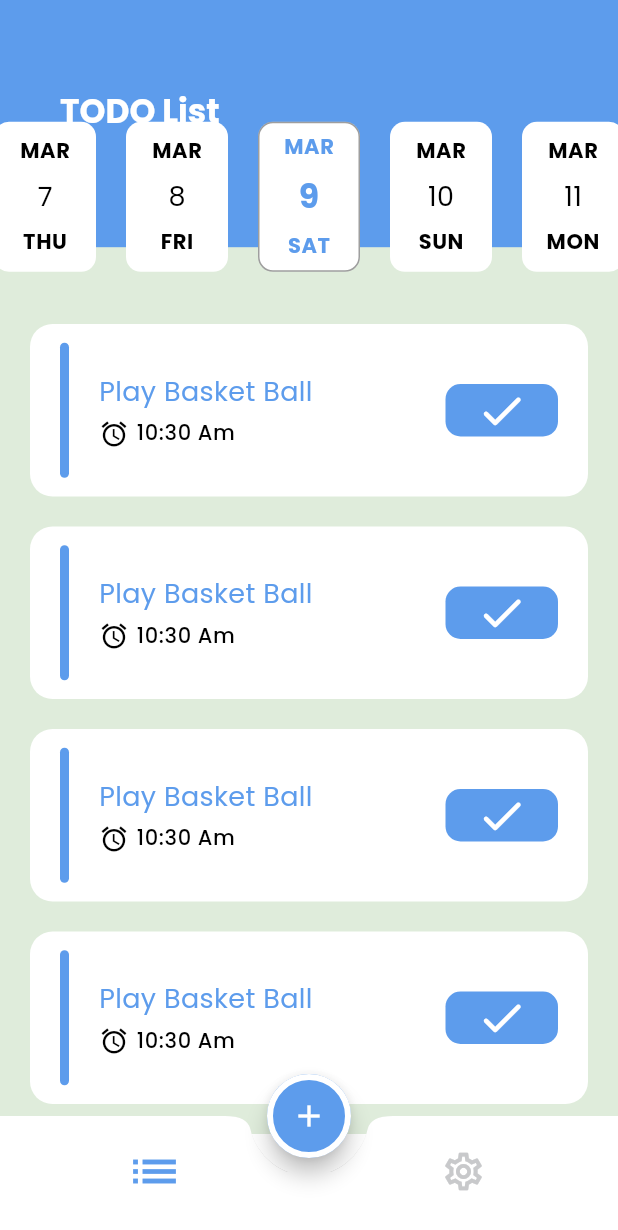
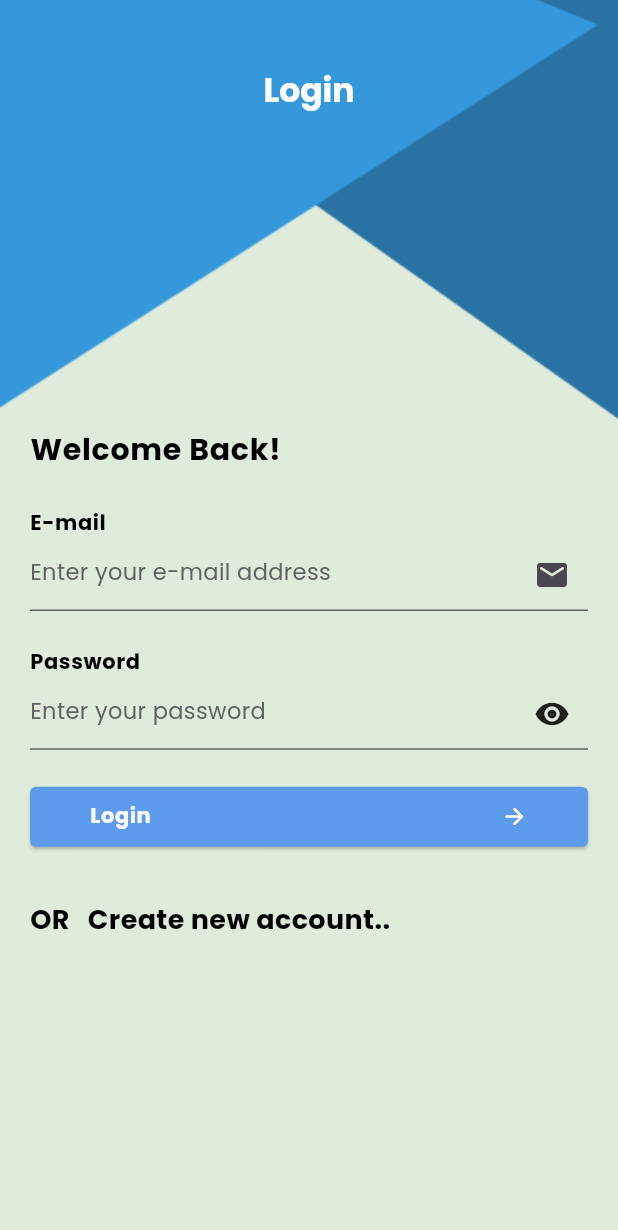
Before and after one commit to NoRecpect/todo_app_c10, a Flutter app: the screen it shows after launch, on a phone screen of 412 x 824 dp. Shown: the top 1230 px of the screen. Run offline on Flutter 3.47's test engine with Material 3 defaults, Android fonts, the phone set to English and light mode, and no system bars; drawn by our look-alikes of easy_date_timeline; our stand-ins replace animated_custom_dropdown; generated files the repository leaves out were written again.

```diff
--- a/lib/config/constants/app_theme_manager.dart
+++ b/lib/core/config/app_theme_manager.dart
@@ -1,9 +1,17 @@
 import 'package:flutter/material.dart';
 
 class ApplicationThemeManager {
-  static const Color primaryColor =  Color(0XFF5D9CEC);
+  static const Color primaryColor = Color(0XFF5D9CEC);
   static ThemeData lightTheme = ThemeData(
     scaffoldBackgroundColor: const Color(0XFFDFECDB),
+    appBarTheme: const AppBarTheme(
+        backgroundColor: Colors.transparent,
+        elevation: 0,
+        centerTitle: true,
+        toolbarHeight: 120,
+        iconTheme: IconThemeData(
+          color: Colors.white,
+        )),
     bottomAppBarTheme: const BottomAppBarTheme(
       padding: EdgeInsets.zero,
       elevation: 0,
@@ -65,6 +73,15 @@ class ApplicationThemeManager {
   );
   static ThemeData darkTheme = ThemeData(
     scaffoldBackgroundColor: const Color(0XFF060E1E),
+    appBarTheme: const AppBarTheme(
+      backgroundColor: Colors.transparent,
+      elevation: 0,
+      centerTitle: true,
+      toolbarHeight: 120,
+      iconTheme: IconThemeData(
+        color: Color(0XFF060E1E),
+      ),
+    ),
     bottomAppBarTheme: const BottomAppBarTheme(
       padding: EdgeInsets.zero,
       elevation: 0,
@@ -109,7 +126,7 @@ class ApplicationThemeManager {
         color: Colors.white,
       ),
       bodyMedium:
-      TextStyle(fontFamily: "Poppins", fontSize: 18, color: Colors.white),
+          TextStyle(fontFamily: "Poppins", fontSize: 18, color: Colors.white),
       bodySmall: TextStyle(
         fontFamily: "Poppins",
         fontSize: 14,
--- /dev/null
+++ b/lib/core/config/constants.dart
@@ -0,0 +1,3 @@
+class Constants{
+
+}
--- /dev/null
+++ b/lib/core/widgets/custom_text_field.dart
@@ -0,0 +1,147 @@
+import 'package:flutter/material.dart';
+import 'package:flutter/services.dart';
+import 'package:todo_app/core/config/app_theme_manager.dart';
+
+class CustomTextField extends StatefulWidget {
+  final TextEditingController? controller;
+  final bool? isPassword;
+  final String? hint;
+  final bool? enabled;
+  final int? maxLines, minLines, maxLength;
+  final String? obscuringCharacter, value;
+  final String? Function(String?)? onValidate;
+  final void Function(String?)? onChanged, onFieldSubmitted, onSaved;
+  final void Function()? onEditingComplete, onTap;
+  final TextInputType? keyboardType;
+  final List<TextInputFormatter>? inputFormatters;
+  final Widget? suffixWidget, prefixIcon;
+  final IconData? icon;
+  final TextInputAction? action;
+  final FocusNode? focusNode;
+  final Color? hintColor;
+
+  const CustomTextField({
+    super.key,
+    this.controller,
+    this.isPassword,
+    this.hint,
+    this.enabled,
+    this.obscuringCharacter = "*",
+    this.value,
+    this.onValidate,
+    this.onChanged,
+    this.onFieldSubmitted,
+    this.onEditingComplete,
+    this.onSaved,
+    this.onTap,
+    this.maxLines,
+    this.minLines,
+    this.maxLength,
+    this.keyboardType,
+    this.inputFormatters,
+    this.suffixWidget,
+    this.icon,
+    this.prefixIcon,
+    this.action,
+    this.focusNode,
+    this.hintColor = Colors.white,
+
+  });
+
+  @override
+  State<CustomTextField> createState() => _CustomTextFieldState();
+}
+
+class _CustomTextFieldState extends State<CustomTextField> {
+  bool obscureText = true;
+
+  @override
+  Widget build(BuildContext context) {
+    var theme = Theme.of(context);
+    return TextFormField(
+      controller: widget.controller,
+      initialValue: widget.value,
+      validator: widget.onValidate,
+      onChanged: widget.onChanged,
+      onEditingComplete: widget.onEditingComplete,
+      onFieldSubmitted: widget.onFieldSubmitted,
+      onSaved: widget.onSaved,
+      onTap: widget.onTap,
+      maxLines: widget.maxLines,
+      minLines: widget.minLines,
+      maxLength: widget.maxLength,
+      obscureText: widget.isPassword ?? false ? obscureText : false,
+      obscuringCharacter: widget.obscuringCharacter!,
+      keyboardType: widget.keyboardType,
+      inputFormatters: widget.inputFormatters,
+      enabled: widget.enabled,
+      style: theme.textTheme.bodyMedium?.copyWith(fontWeight:FontWeight.w400,color: Colors.black),
+      autovalidateMode: AutovalidateMode.onUserInteraction,
+      textInputAction: widget.action ?? TextInputAction.done,
+      focusNode: widget.focusNode,
+      decoration: InputDecoration(
+        suffixIcon: widget.isPassword ?? false
+            ? InkWell(
+          onTap: () {
+            setState(() {
+              // true = false
+              obscureText = !obscureText;
+            });
+          },
+          child: Icon(
+            obscureText ? Icons.visibility : Icons.visibility_off,
+             color: Colors.black87,
+          ),
+        )
+            : widget.suffixWidget,
+        prefixIcon: widget.prefixIcon,
+        hintText: widget.hint,
+        hintStyle: TextStyle(fontSize: 15, color: widget.hintColor),
+        counterText: "",
+
+        border:  UnderlineInputBorder(
+            borderRadius:BorderRadius.circular(10),
+          borderSide: BorderSide(
+            width: 1,
+            color: Colors.grey.shade500
+
+          )
+
+
+        ),
+
+        // suffix: isPass widget.suffixWidget,
+        // contentPadding: const EdgeInsets.only(top: 5,left: 5, right: 5),
+
+        disabledBorder: UnderlineInputBorder(
+          borderSide: BorderSide(
+            color: Colors.grey.shade400,
+            width: 1,
+          ),
+        ),
+        focusedBorder: UnderlineInputBorder(
+          borderRadius: BorderRadius.circular(10),
+          borderSide: const BorderSide(
+            color:ApplicationThemeManager.primaryColor,
+            width:3,
+          ),
+        ),
+        enabledBorder: UnderlineInputBorder(
+          borderSide: BorderSide(
+            color: Colors.grey.shade700,
+            width: 1,
+          ),
+        ),
+        errorStyle: const TextStyle(color: Colors.deepOrangeAccent, fontWeight: FontWeight.w400,),
+        errorMaxLines: 6,
+        errorBorder: UnderlineInputBorder(
+          borderRadius: BorderRadius.circular(10),
+          borderSide: const BorderSide(
+            color: Colors.deepOrangeAccent,
+            width: 1,
+          ),
+        ),
+      ),
+    );
+  }
+}
--- a/lib/features/layout_view.dart
+++ b/lib/features/layout_view.dart
@@ -3,8 +3,10 @@ import 'package:flutter/services.dart';
 import 'package:provider/provider.dart';
 import 'package:todo_app/features/settings_provider.dart';
 
-import '../config/constants/app_theme_manager.dart';
+
 import 'package:flutter_gen/gen_l10n/app_localizations.dart';
+
+import '../core/config/app_theme_manager.dart';
 
 class LayoutView extends StatelessWidget {
   static String routeName = "Layout View";
--- /dev/null
+++ b/lib/features/login/pages/login_view.dart
@@ -0,0 +1,167 @@
+import 'package:flutter/material.dart';
+import 'package:todo_app/features/registure/pages/register_view.dart';
+
+import '../../../core/config/app_theme_manager.dart';
+import '../../../core/widgets/custom_text_field.dart';
+
+class LoginView extends StatelessWidget {
+  static String routeName = "login view";
+  var formKey =GlobalKey<FormState>();
+  var emailController=TextEditingController();
+  var passwordController=TextEditingController();
+
+
+  LoginView({super.key});
+
+  @override
+  Widget build(BuildContext context) {
+    var mediaQuery = MediaQuery.of(context).size;
+    var theme = Theme.of(context);
+    return Container(
+      decoration: const BoxDecoration(
+        color: Color(0XFFDFECDB),
+        image: DecorationImage(
+          image: AssetImage("assets/images/pattern.png"),
+          fit: BoxFit.cover,
+        ),
+      ),
+      child: Scaffold(
+        resizeToAvoidBottomInset: true,
+        backgroundColor: Colors.transparent,
+        appBar: AppBar(
+          title: Text(
+            "Login",
+            style: theme.textTheme.titleLarge,
+          ),
+        ),
+        body: Padding(
+          padding: const EdgeInsets.symmetric(horizontal: 20),
+          child: SingleChildScrollView(
+            child: Form(
+              key: formKey,
+              child: Column(
+                crossAxisAlignment: CrossAxisAlignment.start,
+                children: [
+                  SizedBox(
+                    height: mediaQuery.height * 0.2,
+                  ),
+                  Text(
+                    "Welcome Back!",
+                    style: theme.textTheme.bodyLarge
+                        ?.copyWith(fontWeight: FontWeight.bold),
+                  ),
+                  SizedBox(
+                    height: mediaQuery.height * 0.03,
+                  ),
+                  Text(
+                    "E-mail",
+                    style: theme.textTheme.bodySmall,
+                  ),
+                  SizedBox(
+                    height: mediaQuery.height * 0.001,
+                  ),
+                  CustomTextField(
+                    controller: emailController,
+                    keyboardType: TextInputType.emailAddress,
+                    hint: "Enter your e-mail address",
+                    hintColor: Colors.grey.shade700,
+                    suffixWidget: const Icon(Icons.email_rounded),
+                    onValidate: (value) {
+                      if(value==null||value.trim().isEmpty){
+                        return "You must enter your e-mail";
+                      }
+                      return null;
+
+                    },
+
+                  ),
+                  SizedBox(
+                    height: mediaQuery.height * 0.03,
+                  ),
+                  Text(
+                    "Password",
+                    style: theme.textTheme.bodySmall,
+                  ),
+                  SizedBox(
+                    height: mediaQuery.height * 0.001,
+                  ),
+                  CustomTextField(
+                    controller: passwordController,
+                    maxLines: 1,
+                    isPassword: true,
+                    hint: "Enter your password",
+                    hintColor: Colors.grey.shade700,
+                    suffixWidget: const Icon(Icons.remove_red_eye_rounded),
+                    onValidate: (value) {
+                      if(value==null||value.trim().isEmpty){
+                        return "you must enter your password";
+                      }
+
+                      return null;
+
+                    },
+
+                  ),
+                  SizedBox(
+                    height: mediaQuery.height * 0.025,
+                  ),
+                  ElevatedButton(
+                    onPressed: () {
+                      if (formKey.currentState!.validate()){
+                        print("successfully login");
+
+                      }
+
+                    },
+                    style: ElevatedButton.styleFrom(
+                        padding: const EdgeInsets.symmetric(horizontal: 40),
+                        backgroundColor: ApplicationThemeManager.primaryColor,
+                        shape: RoundedRectangleBorder(
+                          borderRadius: BorderRadius.circular(4),
+                        )),
+                    child: Row(
+                      mainAxisAlignment: MainAxisAlignment.spaceBetween,
+                      children: [
+                        Text(
+                          "Login",
+                          style: theme.textTheme.bodySmall
+                              ?.copyWith(color: Colors.white),
+                        ),
+                        const Icon(
+                          Icons.arrow_forward_rounded,
+                          color: Colors.white,
+                        )
+                      ],
+                    ),
+                  ),
+                  SizedBox(
+                    height: mediaQuery.height * 0.025,
+                  ),
+                  Row(
+                    children: [
+                      Text(
+                        "OR",
+                        style: theme.textTheme.bodyMedium
+                            ?.copyWith(fontWeight: FontWeight.bold),
+                      ),
+                      TextButton(
+                        onPressed: () {
+                          Navigator.pushNamed(context, RegisterView.routeName);
+                        },
+                        child: Text(
+                          "Create new account..",
+                          style: theme.textTheme.bodyMedium
+                              ?.copyWith(fontWeight: FontWeight.bold),
+                        ),
+                      ),
+                    ],
+                  )
+                ],
+              ),
+            ),
+          ),
+        ),
+      ),
+    );
+  }
+}
--- a/lib/features/settings/pages/settings_view.dart
+++ b/lib/features/settings/pages/settings_view.dart
@@ -1,9 +1,11 @@
 import 'package:animated_custom_dropdown/custom_dropdown.dart';
 import 'package:flutter/material.dart';
 import 'package:provider/provider.dart';
-import 'package:todo_app/config/constants/app_theme_manager.dart';
+
 import 'package:todo_app/features/settings_provider.dart';
 import 'package:flutter_gen/gen_l10n/app_localizations.dart';
+
+import '../../../core/config/app_theme_manager.dart';
 
 class SettingsView extends StatelessWidget {
   final List<String> languageList = ["English", "عربي"];
--- a/lib/features/tasks/pages/tasks_view.dart
+++ b/lib/features/tasks/pages/tasks_view.dart
@@ -1,10 +1,12 @@
 import 'package:easy_date_timeline/easy_date_timeline.dart';
 import 'package:flutter/material.dart';
 import 'package:provider/provider.dart';
-import 'package:todo_app/config/constants/app_theme_manager.dart';
+
 import 'package:todo_app/features/settings_provider.dart';
 import 'package:todo_app/features/tasks/widgets/task_item_widget.dart';
 import 'package:flutter_gen/gen_l10n/app_localizations.dart';
+
+import '../../../core/config/app_theme_manager.dart';
 
 class TasksView extends StatefulWidget {
   TasksView({super.key});
--- a/lib/features/tasks/widgets/task_item_widget.dart
+++ b/lib/features/tasks/widgets/task_item_widget.dart
@@ -1,7 +1,7 @@
 import 'package:flutter/material.dart';
 import 'package:provider/provider.dart';
-import 'package:todo_app/config/constants/app_theme_manager.dart';
 import 'package:todo_app/features/settings_provider.dart';
+import '../../../core/config/app_theme_manager.dart';
 
 class TaskItemWidget extends StatelessWidget {
   const TaskItemWidget({super.key});
--- a/lib/main.dart
+++ b/lib/main.dart
@@ -1,10 +1,13 @@
 import 'package:flutter/material.dart';
 import 'package:provider/provider.dart';
-import 'package:todo_app/config/constants/app_theme_manager.dart';
 import 'package:todo_app/features/layout_view.dart';
+import 'package:todo_app/features/login/pages/login_view.dart';
+import 'package:todo_app/features/registure/pages/register_view.dart';
 import 'package:todo_app/features/settings_provider.dart';
 import 'package:todo_app/features/splash/pages/splash_view.dart';
 import 'package:flutter_gen/gen_l10n/app_localizations.dart';
+
+import 'core/config/app_theme_manager.dart';
 
 void main() {
   runApp(ChangeNotifierProvider(
@@ -33,6 +36,8 @@ class MyApp extends StatelessWidget {
       routes: {
         SplashView.routeName: (context) => const SplashView(),
         LayoutView.routeName: (context) => const LayoutView(),
+        LoginView.routeName: (context) =>  LoginView(),
+        RegisterView.routeName: (context) =>  RegisterView(),
       },
     );
   }
```
Also changed, not shown: lib/features/registure/pages/register_view.dart (added, +198 -0 lines), lib/features/splash/pages/splash_view.dart (+11 -8 lines), assets/images/pattern.png (added).
